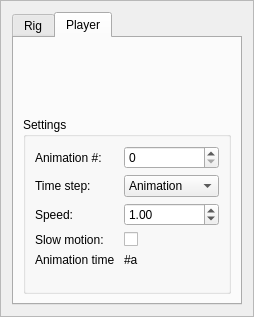
Above: Plugins/Animation/src/UI/AnimationUI.ui from yhunahrin/Radium-Engine before the change. Below: the same form after it.
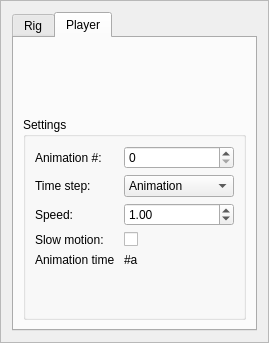
That is the form after the change. Icons and pictures are not drawn.

Commit message: Add shortcuts for animation play/pause/reset ; Remove static schedule (4) for omp parallel for ;

Patch:
```diff
--- a/Plugins/Animation/src/UI/AnimationUI.ui
+++ b/Plugins/Animation/src/UI/AnimationUI.ui
@@ -6,8 +6,8 @@
    <rect>
     <x>0</x>
     <y>0</y>
-    <width>254</width>
-    <height>317</height>
+    <width>269</width>
+    <height>343</height>
    </rect>
   </property>
   <property name="windowTitle">
```
Left out of the diff: 9 changed lines with no effect on the pictures. The commit also changes 2 other files.
